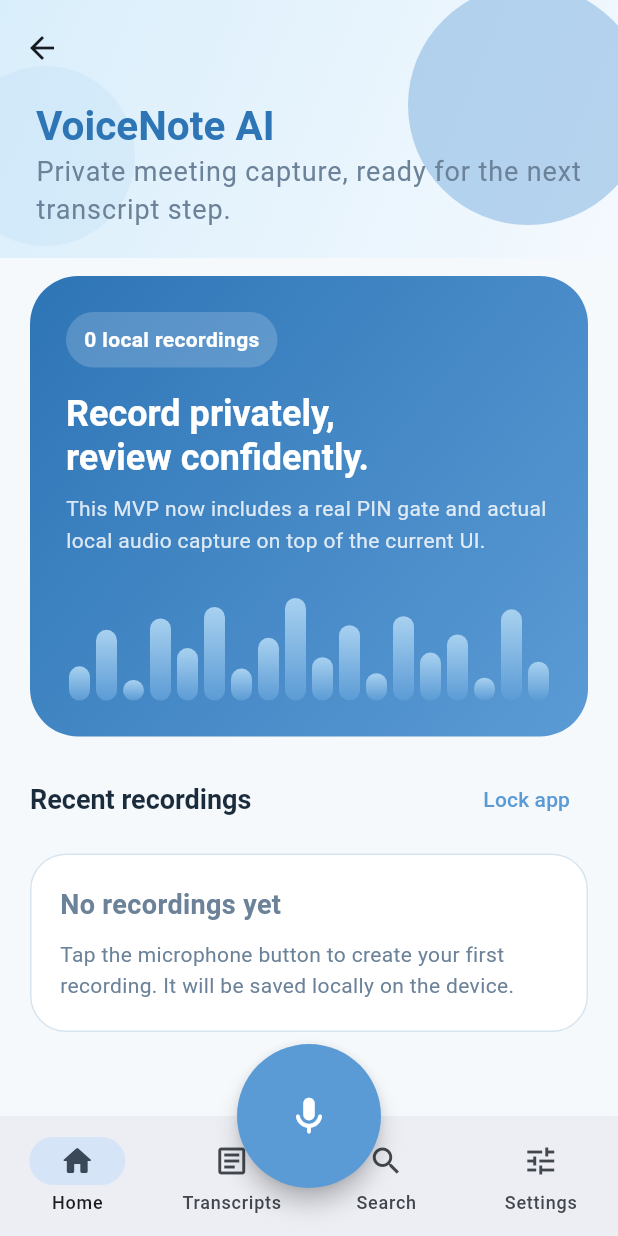
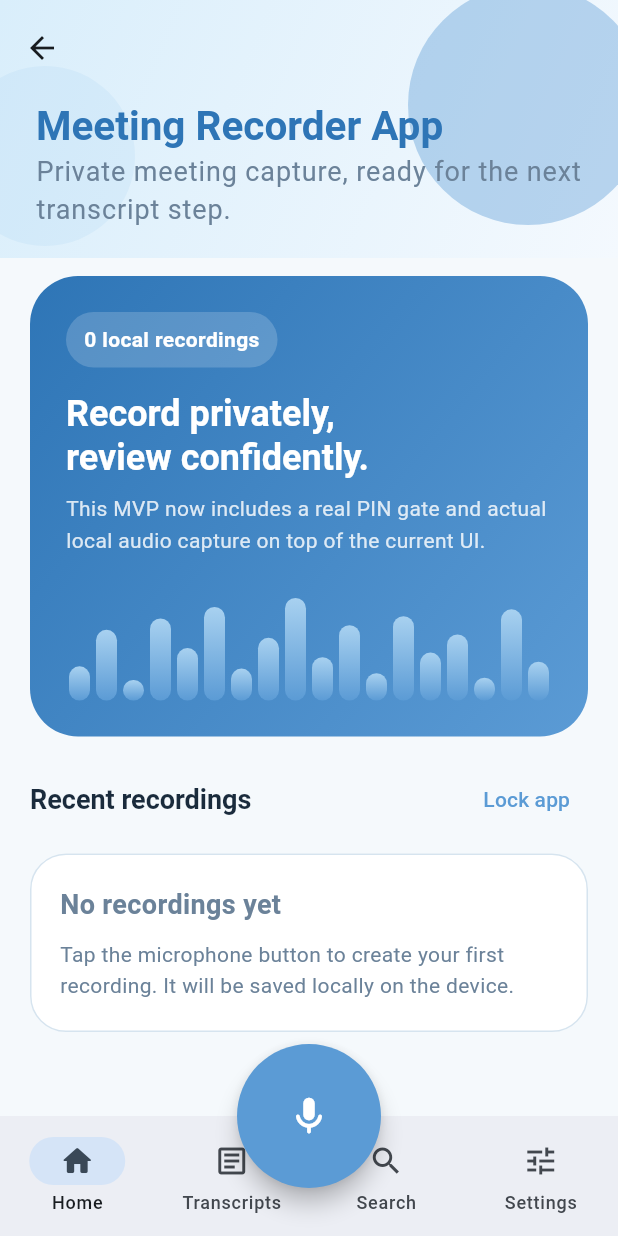
Before and after one commit to jbstar33/meeting_recorder_app, a Flutter app: the HomeScreen screen opened directly, on a phone screen of 412 x 824 dp. Run offline on Flutter 3.47's test engine with Material 3 defaults, Android fonts, the phone set to English and light mode, and no system bars; our stand-ins replace flutter_secure_storage, permission_handler, shared_preferences; missing offline and left inert: record; accounts and stored records are empty.

Commit message:
Rename app identifiers and clean docs

```diff
--- a/lib/app.dart
+++ b/lib/app.dart
@@ -18,7 +18,7 @@ class VoiceNoteApp extends StatelessWidget {
     return AppScope(
       controller: controller,
       child: MaterialApp(
-        title: 'VoiceNote AI',
+        title: 'Meeting Recorder App',
         debugShowCheckedModeBanner: false,
         theme: AppTheme.light(),
         darkTheme: AppTheme.dark(),
--- a/lib/presentation/screens/auth/auth_gate_screen.dart
+++ b/lib/presentation/screens/auth/auth_gate_screen.dart
@@ -149,7 +149,7 @@ class _PinUnlockScreenState extends State<PinUnlockScreen> {
                 mainAxisAlignment: MainAxisAlignment.center,
                 crossAxisAlignment: CrossAxisAlignment.stretch,
                 children: <Widget>[
-                  Text('Unlock VoiceNote AI', style: theme.textTheme.headlineMedium),
+                  Text('Unlock Meeting Recorder App', style: theme.textTheme.headlineMedium),
                   const SizedBox(height: 12),
                   Text(
                     'Enter your 4-digit PIN to access recordings and transcripts.',
--- a/lib/presentation/screens/home/home_screen.dart
+++ b/lib/presentation/screens/home/home_screen.dart
@@ -97,7 +97,7 @@ class _DashboardTab extends StatelessWidget {
               crossAxisAlignment: CrossAxisAlignment.start,
               children: <Widget>[
                 Text(
-                  'VoiceNote AI',
+                  'Meeting Recorder App',
                   style: theme.textTheme.titleLarge?.copyWith(
                     color: AppColors.primaryDark,
                   ),
--- a/pubspec.yaml
+++ b/pubspec.yaml
@@ -1,4 +1,4 @@
-name: voicenote_ai
+name: meeting_recorder_app
 description: Privacy-first meeting recorder MVP for local-first meeting capture, transcript editing, and export.
 publish_to: "none"
 version: 0.1.0+1
```
Also changed, not shown: 2 other files.
